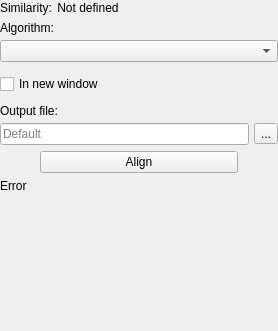
violethaze74/ugene, file src/corelibs/U2View/src/ov_msa/PairAlign/PairwiseAlignmentOptionsPanelWidget.ui: the form before one commit; both pictures show x 0 to 278 and y 0 to 331 of the 278 by 592 pixel window.
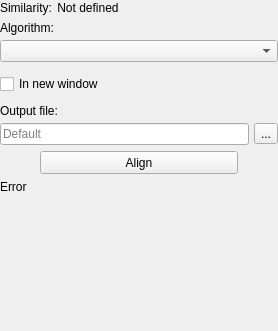
The form after the commit.

Commit message: UGENE-5694. Buttons layout on OP

The edit to the form file:
```diff
--- a/src/corelibs/U2View/src/ov_msa/PairAlign/PairwiseAlignmentOptionsPanelWidget.ui
+++ b/src/corelibs/U2View/src/ov_msa/PairAlign/PairwiseAlignmentOptionsPanelWidget.ui
@@ -330,7 +330,7 @@
        <property name="minimumSize">
         <size>
          <width>198</width>
-         <height>0</height>
+         <height>23</height>
         </size>
        </property>
        <property name="maximumSize">
```
The commit also changes 1 other file.
